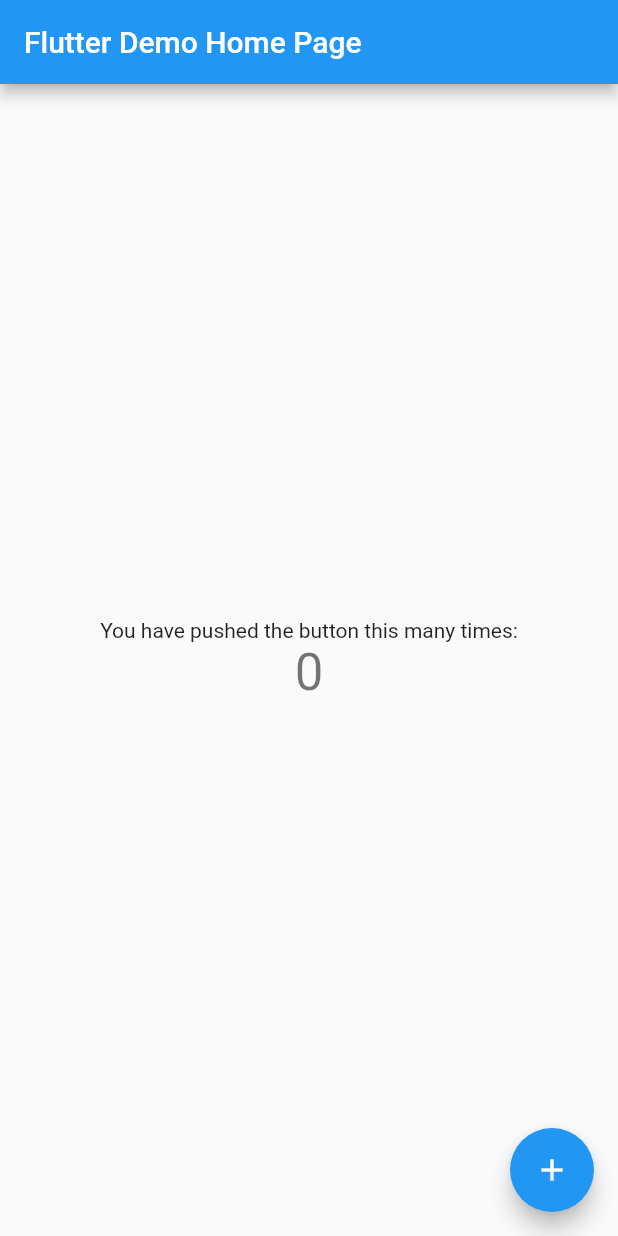
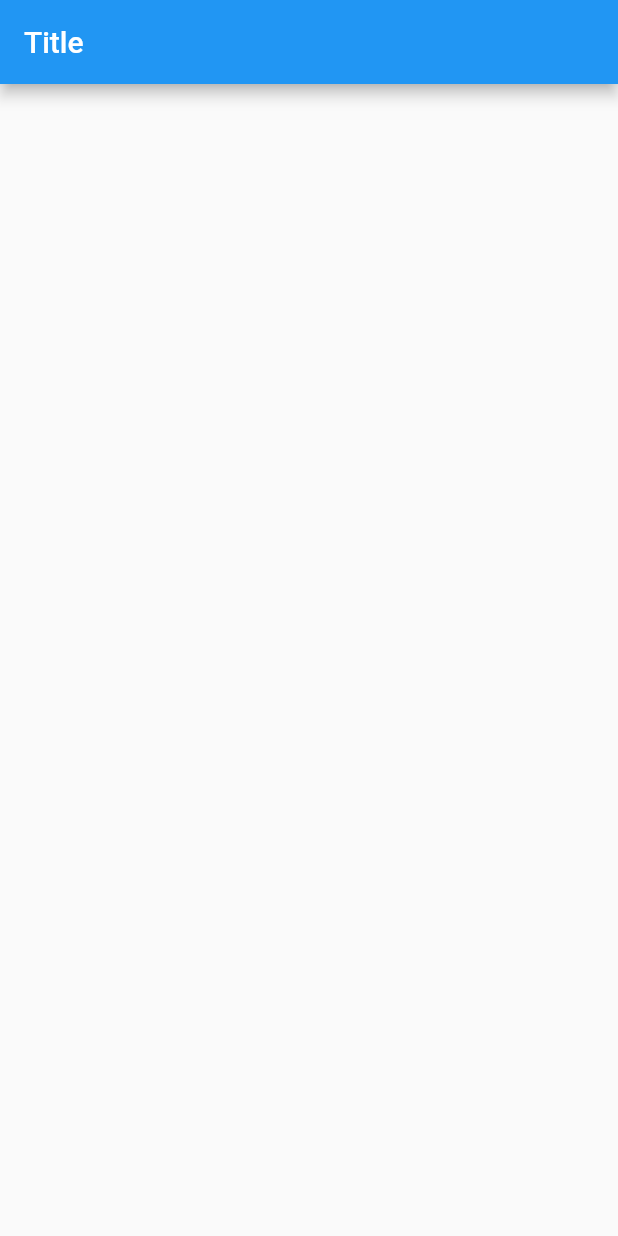
Before and after one commit to mukuro557/miniprojectmobile, a Flutter app: the screen it shows after launch, on a phone screen of 412 x 824 dp. Run offline on Flutter 3.47's test engine with Material 2 defaults, Android fonts, the light colour scheme and no system bars.

Commit message:
add homepage

```diff
--- a/miniprojectdic/lib/main.dart
+++ b/miniprojectdic/lib/main.dart
@@ -1,117 +1,9 @@
 import 'package:flutter/material.dart';
+import 'package:miniprojectdic/mainpage.dart';
+
 
 void main() {
-  runApp(MyApp());
+  runApp(MaterialApp(
+    home: Mainpagedictionary(),
+  ));
 }
-
-class MyApp extends StatelessWidget {
-  // This widget is the root of your application.
-  @override
-  Widget build(BuildContext context) {
-    return MaterialApp(
-      title: 'Flutter Demo',
-      theme: ThemeData(
-        // This is the theme of your application.
-        //
-        // Try running your application with "flutter run". You'll see the
-        // application has a blue toolbar. Then, without quitting the app, try
-        // changing the primarySwatch below to Colors.green and then invoke
-        // "hot reload" (press "r" in the console where you ran "flutter run",
-        // or simply save your changes to "hot reload" in a Flutter IDE).
-        // Notice that the counter didn't reset back to zero; the application
-        // is not restarted.
-        primarySwatch: Colors.blue,
-        // This makes the visual density adapt to the platform that you run
-        // the app on. For desktop platforms, the controls will be smaller and
-        // closer together (more dense) than on mobile platforms.
-        visualDensity: VisualDensity.adaptivePlatformDensity,
-      ),
-      home: MyHomePage(title: 'Flutter Demo Home Page'),
-    );
-  }
-}
-
-class MyHomePage extends StatefulWidget {
-  MyHomePage({Key key, this.title}) : super(key: key);
-
-  // This widget is the home page of your application. It is stateful, meaning
-  // that it has a State object (defined below) that contains fields that affect
-  // how it looks.
-
-  // This class is the configuration for the state. It holds the values (in this
-  // case the title) provided by the parent (in this case the App widget) and
-  // used by the build method of the State. Fields in a Widget subclass are
-  // always marked "final".
-
-  final String title;
-
-  @override
-  _MyHomePageState createState() => _MyHomePageState();
-}
-
-class _MyHomePageState extends State<MyHomePage> {
-  int _counter = 0;
-
-  void _incrementCounter() {
-    setState(() {
-      // This call to setState tells the Flutter framework that something has
-      // changed in this State, which causes it to rerun the build method below
-      // so that the display can reflect the updated values. If we changed
-      // _counter without calling setState(), then the build method would not be
-      // called again, and so nothing would appear to happen.
-      _counter++;
-    });
-  }
-
-  @override
-  Widget build(BuildContext context) {
-    // This method is rerun every time setState is called, for instance as done
-    // by the _incrementCounter method above.
-    //
-    // The Flutter framework has been optimized to make rerunning build methods
-    // fast, so that you can just rebuild anything that needs updating rather
-    // than having to individually change instances of widgets.
-    return Scaffold(
-      appBar: AppBar(
-        // Here we take the value from the MyHomePage object that was created by
-        // the App.build method, and use it to set our appbar title.
-        title: Text(widget.title),
-      ),
-      body: Center(
-        // Center is a layout widget. It takes a single child and positions it
-        // in the middle of the parent.
-        child: Column(
-          // Column is also a layout widget. It takes a list of children and
-          // arranges them vertically. By default, it sizes itself to fit its
-          // children horizontally, and tries to be as tall as its parent.
-          //
-          // Invoke "debug painting" (press "p" in the console, choose the
-          // "Toggle Debug Paint" action from the Flutter Inspector in Android
-          // Studio, or the "Toggle Debug Paint" command in Visual Studio Code)
-          // to see the wireframe for each widget.
-          //
-          // Column has various properties to control how it sizes itself and
-          // how it positions its children. Here we use mainAxisAlignment to
-          // center the children vertically; the main axis here is the vertical
-          // axis because Columns are vertical (the cross axis would be
-          // horizontal).
-          mainAxisAlignment: MainAxisAlignment.center,
-          children: <Widget>[
-            Text(
-              'You have pushed the button this many times:',
-            ),
-            Text(
-              '$_counter',
-              style: Theme.of(context).textTheme.headline4,
-            ),
-          ],
-        ),
-      ),
-      floatingActionButton: FloatingActionButton(
-        onPressed: _incrementCounter,
-        tooltip: 'Increment',
-        child: Icon(Icons.add),
-      ), // This trailing comma makes auto-formatting nicer for build methods.
-    );
-  }
-}
--- /dev/null
+++ b/miniprojectdic/lib/mainpage.dart
@@ -0,0 +1,18 @@
+import 'package:flutter/material.dart';
+
+class Mainpagedictionary extends StatefulWidget {
+  @override
+  _MainpagedictionaryState createState() => _MainpagedictionaryState();
+}
+
+class _MainpagedictionaryState extends State<Mainpagedictionary> {
+  @override
+  Widget build(BuildContext context) {
+    return Scaffold(
+      appBar: AppBar(
+        title: Text('Title'),
+      ),
+      body: Container(),
+    );
+  }
+}
```
